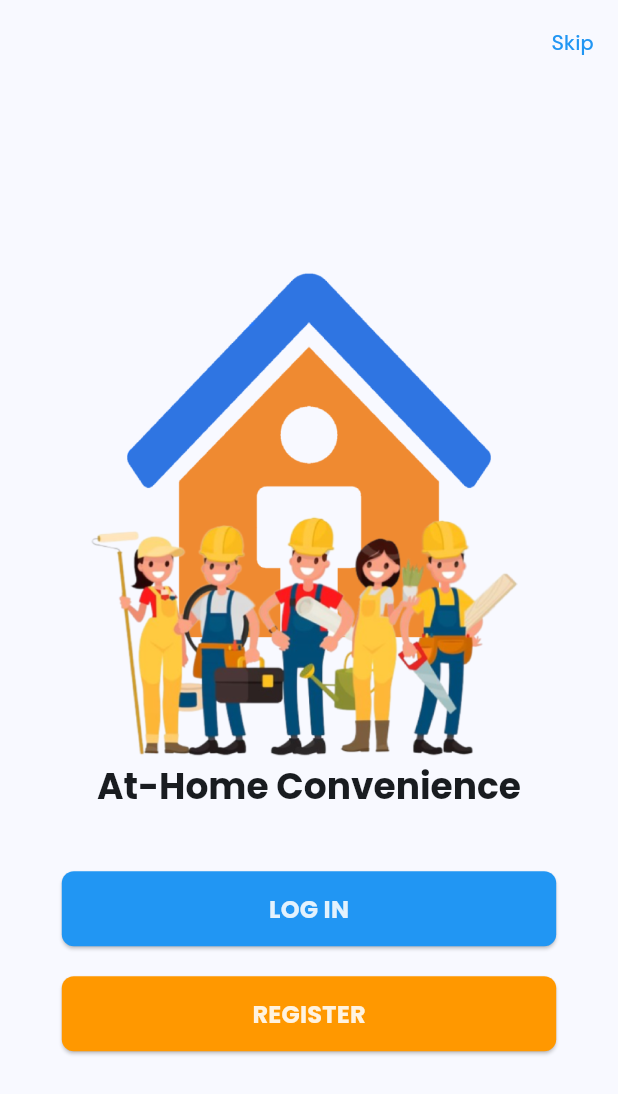
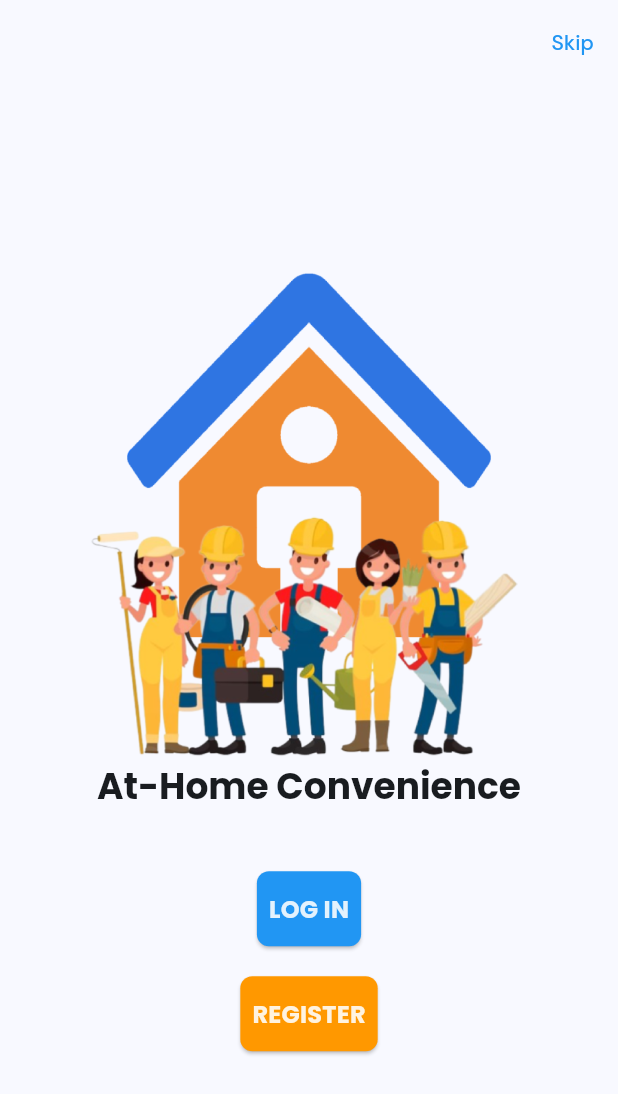
Before and after one commit to enbernaldez/athomeconvenience, a Flutter app: the screen it shows after launch, on a phone screen of 412 x 824 dp. Shown: the top 1094 px of the screen. Run offline on Flutter 3.47's test engine with Material 2 defaults, Android fonts, the phone set to English and light mode, and no system bars; drawn by our look-alikes of auto_size_text; our stand-ins replace cloud_firestore, convex_bottom_bar, country_picker, email_validator, firebase_auth, firebase_core and 7 more; accounts and stored records are empty.

Commit message:
merged changes

```diff
--- a/lib/landing_page.dart
+++ b/lib/landing_page.dart
@@ -1,3 +1,4 @@
+import 'package:athomeconvenience/widgets/buttons.dart';
 import 'package:flutter/material.dart';
 import 'package:auto_size_text/auto_size_text.dart';
 import 'package:athomeconvenience/navigation.dart';
@@ -56,16 +57,9 @@ class LandingPage extends StatelessWidget {
                   ),
                 ),
                 const SizedBox(height: 40),
-                ConstrainedBox(
-                  constraints: const BoxConstraints(
-                    maxWidth: 560,
-                  ),
-                  child: FractionallySizedBox(
-                    widthFactor: 1,
-                    child: SizedBox(
-                      height: 50,
-                      child: ElevatedButton(
-                        onPressed: () {
+                CategoryButton(
+                  buttonText: 'LOG IN',
+                  onPress: () {
                     Navigator.of(context).push(
                       MaterialPageRoute(
                         builder: (BuildContext context) {
@@ -76,47 +70,25 @@ class LandingPage extends StatelessWidget {
                       ),
                     );
                   },
-                        style: ElevatedButton.styleFrom(
-                            backgroundColor: Colors.blue),
-                        child: Text(
-                          'LOG IN',
-                          style: Theme.of(context).textTheme.titleMedium,
-                        ),
-                      ),
-                    ),
-                  ),
                 ),
                 const SizedBox(height: 20),
-                ConstrainedBox(
-                  constraints: const BoxConstraints(
-                    maxWidth: 560,
+                CategoryButton(
+                  buttonText: 'REGISTER',
+                  buttonColor: Colors.orange,
+                  textType: Theme.of(context).textTheme.titleMedium!.copyWith(
+                        color: Colors.orange[50],
                       ),
-                  child: FractionallySizedBox(
-                    widthFactor: 1,
-                    child: SizedBox(
-                      height: 50,
-                      child: ElevatedButton(
-                        onPressed: () {
+                  onPress: () {
                     Navigator.of(context).push(
                       MaterialPageRoute(
                         builder: (BuildContext context) {
-                                return LogInPage(isRegister: true);
+                          return LogInPage(
+                            isRegister: true,
+                          );
                         },
                       ),
                     );
                   },
-                        style: ElevatedButton.styleFrom(
-                            backgroundColor: Colors.orange),
-                        child: Text(
-                          'REGISTER',
-                          style: Theme.of(context)
-                              .textTheme
-                              .titleMedium!
-                              .copyWith(color: Colors.orange[50]),
-                        ),
-                      ),
-                    ),
-                  ),
                 ),
               ],
             ),
--- /dev/null
+++ b/lib/widgets/buttons.dart
@@ -0,0 +1,84 @@
+import 'package:auto_size_text/auto_size_text.dart';
+import 'package:flutter/material.dart';
+
+class CategoryButton extends StatelessWidget {
+  final dynamic padding;
+  final Function()? onPress;
+  final Color? buttonColor;
+  final bool? haveAdditional;
+  final TextStyle? textType;
+  final String? image;
+  final String buttonText;
+
+  const CategoryButton({
+    super.key,
+    this.padding,
+    required this.onPress,
+    this.buttonColor,
+    this.haveAdditional,
+    this.textType,
+    this.image,
+    required this.buttonText,
+  });
+
+  @override
+  Widget build(BuildContext context) {
+    return ConstrainedBox(
+      constraints: const BoxConstraints(
+        maxWidth: 560.0,
+        minHeight: 50.0,
+      ),
+      child: Flexible(
+        flex: 1,
+        child: ElevatedButton(
+          onPressed: onPress,
+          style: ButtonStyle(
+            backgroundColor:
+                MaterialStatePropertyAll(buttonColor ?? Colors.blue),
+            shape: MaterialStateProperty.all<RoundedRectangleBorder>(
+              RoundedRectangleBorder(
+                borderRadius: BorderRadius.circular(8.0),
+              ),
+            ),
+            padding: const MaterialStatePropertyAll(
+              EdgeInsets.all(8),
+            ),
+          ),
+          child: Stack(
+            alignment: AlignmentDirectional.bottomCenter,
+            children: [
+              Visibility(
+                visible: haveAdditional ?? false,
+                child: Image.asset(image ?? ''),
+              ),
+              Stack(
+                children: [
+                  Visibility(
+                    visible: haveAdditional ?? false,
+                    child: AutoSizeText(
+                      buttonText,
+                      style: Theme.of(context).textTheme.titleSmall!.copyWith(
+                            foreground: Paint()
+                              ..style = PaintingStyle.stroke
+                              ..strokeWidth = 6
+                              ..color = Colors.lightBlue[100]!,
+                          ),
+                      minFontSize: 12,
+                      maxLines: 1,
+                    ),
+                  ),
+                  AutoSizeText(
+                    buttonText,
+                    style: textType ?? Theme.of(context).textTheme.titleMedium,
+                    minFontSize: 12,
+                    maxLines: 1,
+                  ),
+                ],
+              ),
+            ],
+          ),
+        ),
+      ),
+    );
+  }
+}
```
Also changed, not shown: lib/home_page.dart (+81 -67 lines), lib/widgets/category_button.dart (deleted, +0 -64 lines), 4 other files. Lines whose indentation alone changed are shown as unchanged.
